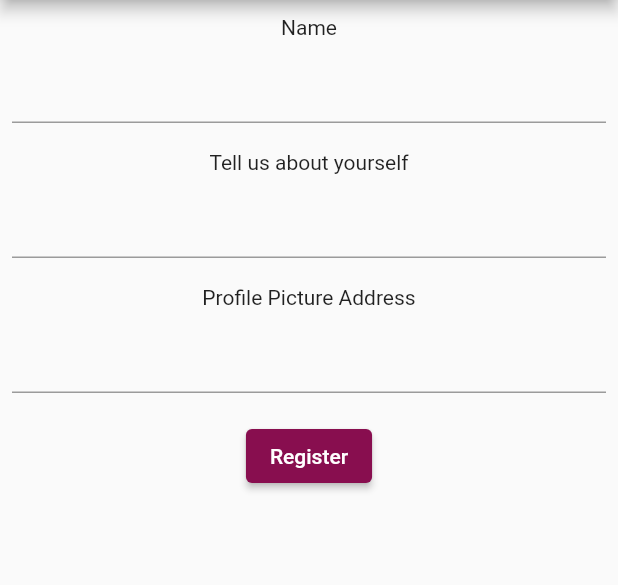
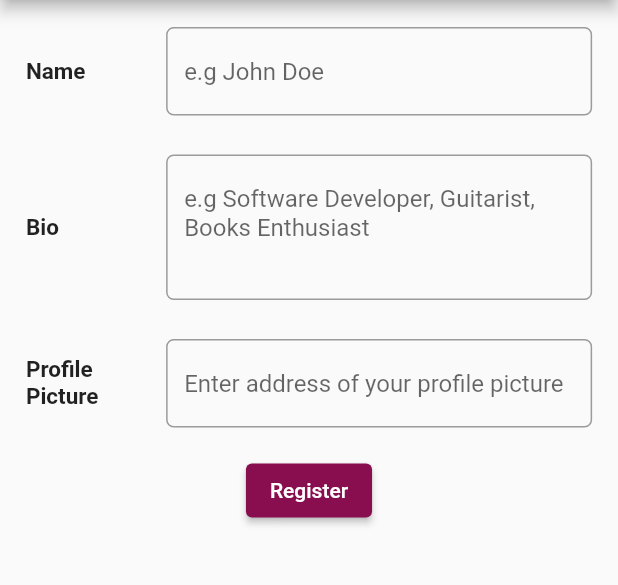
Before and after one commit to jaymalave/FlutterTask, a Flutter app: the DetailSetup screen opened directly, on a phone screen of 412 x 824 dp, the part 84-669 px from its top. Run offline on Flutter 3.47's test engine with Material 2 defaults, Android fonts, the phone set to English and light mode, and no system bars; our stand-ins replace cloud_firestore, firebase_auth, firebase_core, firebase_messaging, flashy_tab_bar, get and 3 more; missing offline and left inert: dart:html; accounts and stored records are empty.

Commit message:
detail setup field style

```diff
--- a/lib/utils/constants.dart
+++ b/lib/utils/constants.dart
@@ -8,8 +8,8 @@ class Constants {
   static const profileSetup = 'Profile Setup';
   static const formUsername = 'Enter username';
   static const formName = 'Name';
-  static const formProfile = 'Profile Picture Address';
-  static const formBio = 'Tell us about yourself';
+  static const formProfile = 'Profile Picture';
+  static const formBio = 'Bio';
   static const profileHead = 'Profile Page';
   static const editProfileHead = 'Edit Profile';
   static const userVerified = 'User Verified';
--- a/lib/views/detail_setup.dart
+++ b/lib/views/detail_setup.dart
@@ -46,32 +46,116 @@ class _DetailSetupState extends State<DetailSetup> {
                 const SizedBox(
                   height: 10,
                 ),
-                const Text(Constants.formName),
-                Padding(
+                Row(
+                  mainAxisAlignment: MainAxisAlignment.spaceAround,
+                  children: [
+                    const SizedBox(
+                      width: 75,
+                      child: Padding(
+                        padding: EdgeInsets.all(8.0),
+                        child: Text(
+                          Constants.formName,
+                          style: TextStyle(fontWeight: FontWeight.bold, fontSize: 15),
+                        ),
+                      ),
+                    ),
+                    SizedBox(
+                      width: 300,
+                      child: Padding(
                         padding: const EdgeInsets.all(8.0),
                         child: TextField(
                           controller: _nameController,
+                          decoration: InputDecoration(
+                            hintText: 'e.g John Doe',
+                            border: OutlineInputBorder(
+                              borderSide: const BorderSide(
+                                width: 10,
+                                style: BorderStyle.solid,
                               ),
+                              borderRadius: BorderRadius.circular(5.0),
+                            ),
+                          ),
+                        ),
+                      ),
+                    ),
+                  ],
                 ),
                 const SizedBox(
                   height: 10,
                 ),
-                const Text(Constants.formBio),
-                Padding(
+                Row(
+                  mainAxisAlignment: MainAxisAlignment.spaceAround,
+                  children: [
+                    const SizedBox(
+                      width: 75,
+                      child: Padding(
+                        padding: EdgeInsets.all(8.0),
+                        child: Text(
+                          Constants.formBio,
+                          style: TextStyle(fontWeight: FontWeight.bold, fontSize: 15),
+                        ),
+                      ),
+                    ),
+                    SizedBox(
+                      width: 300,
+                      child: Padding(
                         padding: const EdgeInsets.all(8.0),
                         child: TextField(
+                          minLines: 3,
+                          maxLines: 5,
                           controller: _bioController,
+                          decoration: InputDecoration(
+                            hintText:
+                                'e.g Software Developer, Guitarist, Books Enthusiast',
+                            border: OutlineInputBorder(
+                              borderSide: const BorderSide(
+                                width: 10,
+                                style: BorderStyle.solid,
                               ),
+                              borderRadius: BorderRadius.circular(5.0),
+                            ),
+                          ),
+                        ),
+                      ),
+                    ),
+                  ],
                 ),
                 const SizedBox(
                   height: 10,
                 ),
-                const Text(Constants.formProfile),
-                Padding(
+                Row(
+                  mainAxisAlignment: MainAxisAlignment.spaceAround,
+                  children: [
+                    const SizedBox(
+                      width: 75,
+                      child: Padding(
+                        padding: EdgeInsets.all(8.0),
+                        child: Text(
+                          Constants.formProfile,
+                          style: TextStyle(fontWeight: FontWeight.bold, fontSize: 15),
+                        ),
+                      ),
+                    ),
+                    SizedBox(
+                      width: 300,
+                      child: Padding(
                         padding: const EdgeInsets.all(8.0),
                         child: TextField(
                           controller: _dpController,
+                          decoration: InputDecoration(
+                            hintText: "Enter address of your profile picture",
+                            border: OutlineInputBorder(
+                              borderSide: const BorderSide(
+                                width: 10,
+                                style: BorderStyle.solid,
                               ),
+                              borderRadius: BorderRadius.circular(5.0),
+                            ),
+                          ),
+                        ),
+                      ),
+                    ),
+                  ],
                 ),
                 const SizedBox(
                   height: 10,
@@ -95,7 +179,8 @@ class _DetailSetupState extends State<DetailSetup> {
                               UserPreferences.setUsername(
                                   userDataController.username),
                               UserPreferences.setName(_nameController.text),
-                              UserPreferences.setPhone(userDataController.phone),
+                              UserPreferences.setPhone(
+                                  userDataController.phone),
                               UserPreferences.setDp(_dpController.text),
                               UserPreferences.setBio(_bioController.text),
                               Navigator.push(
@@ -107,7 +192,8 @@ class _DetailSetupState extends State<DetailSetup> {
                             })
                         .catchError(
                           (error) => Toast.show(Constants.userNotAdded, context,
-                              duration: Toast.LENGTH_LONG, gravity: Toast.BOTTOM),
+                              duration: Toast.LENGTH_LONG,
+                              gravity: Toast.BOTTOM),
                         );
 
                     userDataController.setDetails(_nameController.text,
```
Lines whose indentation alone changed are shown as unchanged.
